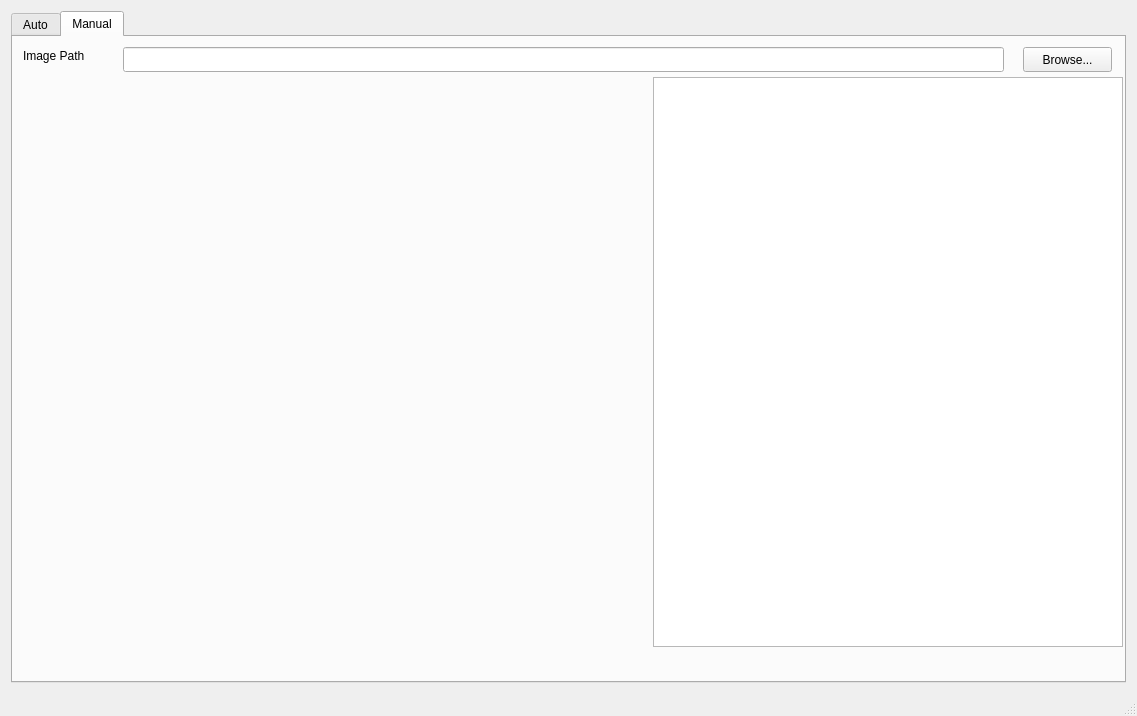
Before: the Qt Designer form VieOCR_Basic_GUI/VieOCR_Basic_GUI/mainwindow.ui in hakuo/mythesis17, drawn with Qt 5.
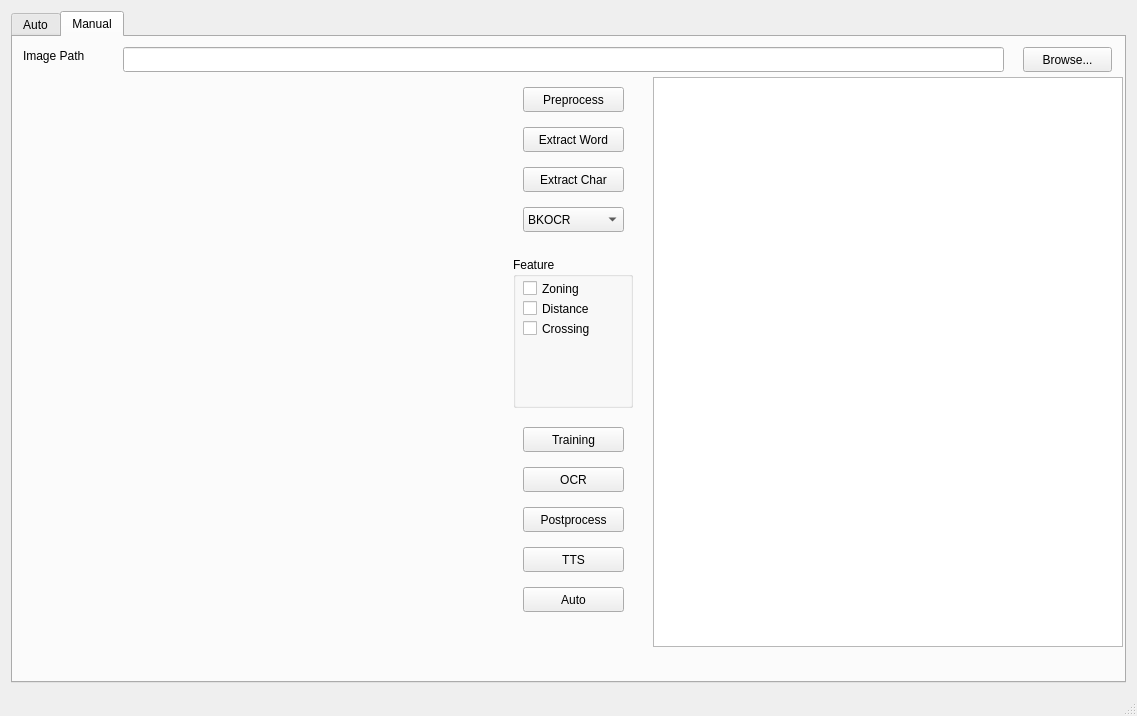
After: the same form once the commit is applied. Icons and pictures are not drawn.

```diff
--- a/VieOCR_Basic_GUI/VieOCR_Basic_GUI/mainwindow.ui
+++ b/VieOCR_Basic_GUI/VieOCR_Basic_GUI/mainwindow.ui
@@ -92,6 +92,187 @@
          </rect>
         </property>
        </widget>
+       <widget class="QPushButton" name="extWordButton">
+        <property name="geometry">
+         <rect>
+          <x>510</x>
+          <y>90</y>
+          <width>101</width>
+          <height>25</height>
+         </rect>
+        </property>
+        <property name="text">
+         <string>Extract Word</string>
+        </property>
+       </widget>
+       <widget class="QPushButton" name="extCharButton">
+        <property name="geometry">
+         <rect>
+          <x>510</x>
+          <y>130</y>
+          <width>101</width>
+          <height>25</height>
+         </rect>
+        </property>
+        <property name="text">
+         <string>Extract Char</string>
+        </property>
+       </widget>
+       <widget class="QPushButton" name="preprocButton">
+        <property name="geometry">
+         <rect>
+          <x>510</x>
+          <y>50</y>
+          <width>101</width>
+          <height>25</height>
+         </rect>
+        </property>
+        <property name="text">
+         <string>Preprocess</string>
+        </property>
+       </widget>
+       <widget class="QGroupBox" name="groupBox">
+        <property name="geometry">
+         <rect>
+          <x>500</x>
+          <y>220</y>
+          <width>120</width>
+          <height>151</height>
+         </rect>
+        </property>
+        <property name="title">
+         <string>Feature</string>
+        </property>
+        <widget class="QCheckBox" name="zoningCheckBox">
+         <property name="geometry">
+          <rect>
+           <x>10</x>
+           <y>20</y>
+           <width>92</width>
+           <height>23</height>
+          </rect>
+         </property>
+         <property name="text">
+          <string>Zoning</string>
+         </property>
+        </widget>
+        <widget class="QCheckBox" name="distanceCheckBox">
+         <property name="geometry">
+          <rect>
+           <x>10</x>
+           <y>40</y>
+           <width>92</width>
+           <height>23</height>
+          </rect>
+         </property>
+         <property name="text">
+          <string>Distance</string>
+         </property>
+        </widget>
+        <widget class="QCheckBox" name="crossingCheckBox">
+         <property name="geometry">
+          <rect>
+           <x>10</x>
+           <y>60</y>
+           <width>92</width>
+           <height>23</height>
+          </rect>
+         </property>
+         <property name="text">
+          <string>Crossing</string>
+         </property>
+        </widget>
+       </widget>
+       <widget class="QComboBox" name="comboBox">
+        <property name="geometry">
+         <rect>
+          <x>510</x>
+          <y>170</y>
+          <width>101</width>
+          <height>25</height>
+         </rect>
+        </property>
+        <item>
+         <property name="text">
+          <string>BKOCR</string>
+         </property>
+        </item>
+        <item>
+         <property name="text">
+          <string>Tesseract</string>
+         </property>
+        </item>
+        <item>
+         <property name="text">
+          <string>Tensorflow</string>
+         </property>
+        </item>
+       </widget>
+       <widget class="QPushButton" name="OCRButton">
+        <property name="geometry">
+         <rect>
+          <x>510</x>
+          <y>430</y>
+          <width>101</width>
+          <height>25</height>
+         </rect>
+        </property>
+        <property name="text">
+         <string>OCR</string>
+        </property>
+       </widget>
+       <widget class="QPushButton" name="trainButton">
+        <property name="geometry">
+         <rect>
+          <x>510</x>
+          <y>390</y>
+          <width>101</width>
+          <height>25</height>
+         </rect>
+        </property>
+        <property name="text">
+         <string>Training</string>
+        </property>
+       </widget>
+       <widget class="QPushButton" name="TTSButton">
+        <property name="geometry">
+         <rect>
+          <x>510</x>
+          <y>510</y>
+          <width>101</width>
+          <height>25</height>
+         </rect>
+        </property>
+        <property name="text">
+         <string>TTS</string>
+        </property>
+       </widget>
+       <widget class="QPushButton" name="autoButton">
+        <property name="geometry">
+         <rect>
+          <x>510</x>
+          <y>550</y>
+          <width>101</width>
+          <height>25</height>
+         </rect>
+        </property>
+        <property name="text">
+         <string>Auto</string>
+        </property>
+       </widget>
+       <widget class="QPushButton" name="postprocButton">
+        <property name="geometry">
+         <rect>
+          <x>510</x>
+          <y>470</y>
+          <width>101</width>
+          <height>25</height>
+         </rect>
+        </property>
+        <property name="text">
+         <string>Postprocess</string>
+        </property>
+       </widget>
       </widget>
      </widget>
     </item>
```
Left out of the diff: 23 changed lines with no effect on the pictures.
